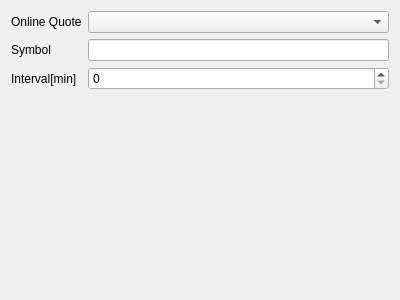
Qt form plasma/applets/onlinequote/configwidget.ui (KDE/alkimia) before a commit.
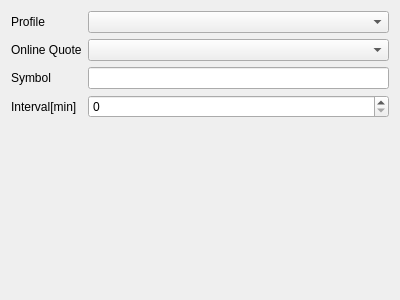
The same form after that commit.

Commit message: Add profile selection to plasma applet

Diff of the .ui file:
```diff
--- a/plasma/applets/onlinequote/configwidget.ui
+++ b/plasma/applets/onlinequote/configwidget.ui
@@ -16,20 +16,27 @@
   <layout class="QGridLayout" name="gridLayout_2">
    <item row="0" column="0">
     <layout class="QGridLayout" name="gridLayout">
-     <item row="1" column="1">
+     <item row="2" column="1">
       <widget class="QLineEdit" name="m_symbol"/>
      </item>
-     <item row="1" column="0">
+     <item row="2" column="0">
       <widget class="QLabel" name="label_2">
        <property name="text">
         <string>Symbol</string>
        </property>
       </widget>
      </item>
-     <item row="0" column="1">
+     <item row="3" column="0">
+      <widget class="QLabel" name="label_3">
+       <property name="text">
+        <string>Interval[min]</string>
+       </property>
+      </widget>
+     </item>
+     <item row="1" column="1">
       <widget class="QComboBox" name="m_onlineQuote"/>
      </item>
-     <item row="0" column="0">
+     <item row="1" column="0">
       <widget class="QLabel" name="label">
        <property name="text">
         <string>Online Quote</string>
@@ -37,6 +44,9 @@
       </widget>
      </item>
      <item row="3" column="1">
+      <widget class="QSpinBox" name="m_interval"/>
+     </item>
+     <item row="4" column="1">
       <spacer name="verticalSpacer">
        <property name="orientation">
         <enum>Qt::Vertical</enum>
@@ -49,15 +59,15 @@
        </property>
       </spacer>
      </item>
-     <item row="2" column="0">
-      <widget class="QLabel" name="label_3">
+     <item row="0" column="0">
+      <widget class="QLabel" name="label_4">
        <property name="text">
-        <string>Interval[min]</string>
+        <string>Profile</string>
        </property>
       </widget>
      </item>
-     <item row="2" column="1">
-      <widget class="QSpinBox" name="m_interval"/>
+     <item row="0" column="1">
+      <widget class="QComboBox" name="m_profile"/>
      </item>
     </layout>
    </item>
```
The commit also changes 4 other files.
